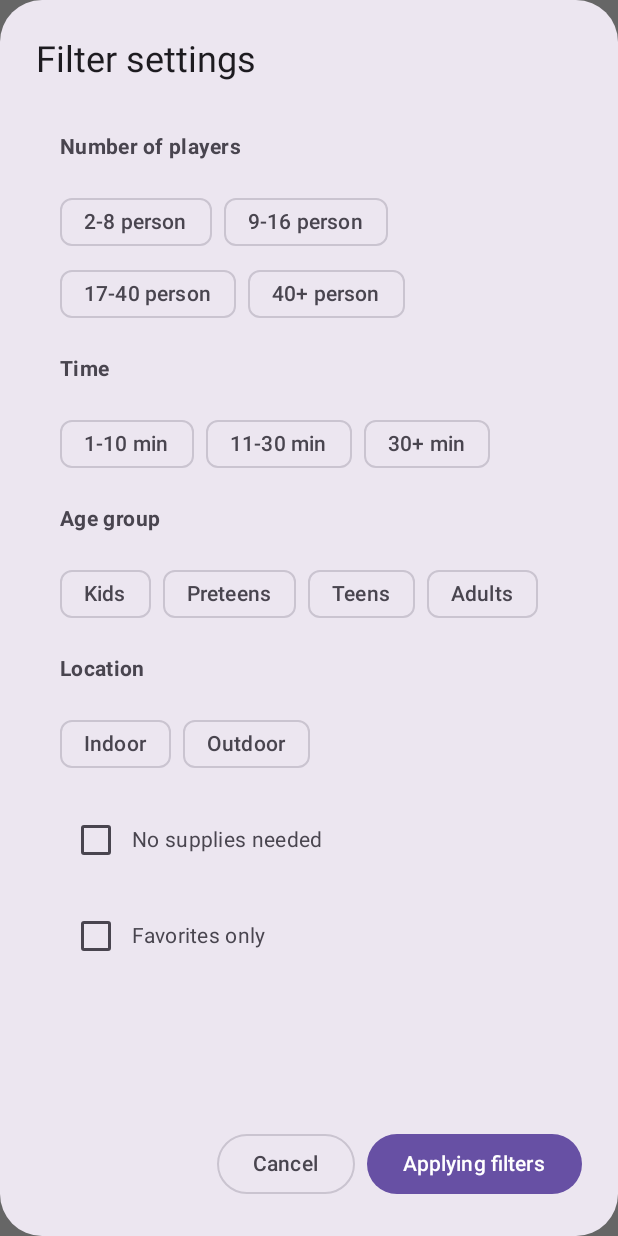
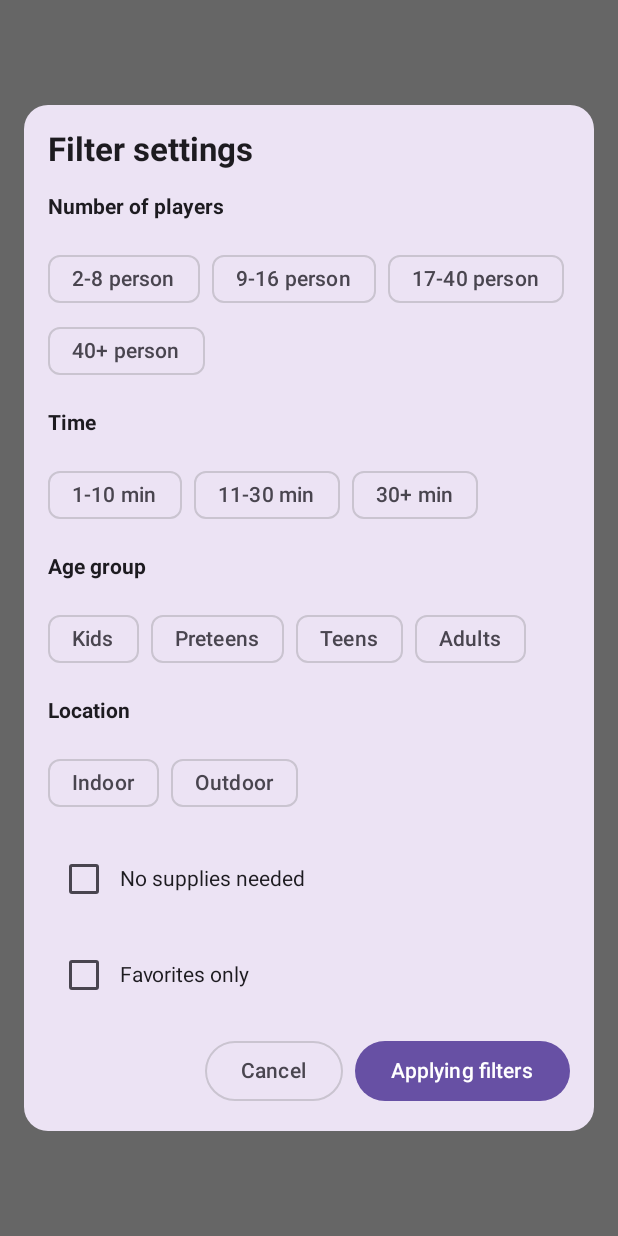
Before and after one commit to paleros/Playbook, an Android app built with Jetpack Compose: the @Preview function FilterDialogPreview, on a phone screen of 412 x 824 dp. Run offline under Robolectric (Android 15) with nearby library versions, the phone set to English and light mode, and no system bars; our stand-ins replace Compose Multiplatform resources.

Commit message:
Design javitasok

```diff
--- a/composeApp/src/commonMain/kotlin/com/peros/playbook/presentation/home/BottomBar.kt
+++ b/composeApp/src/commonMain/kotlin/com/peros/playbook/presentation/home/BottomBar.kt
@@ -85,12 +85,12 @@ fun BottomBar(
                 modifier = Modifier
                     .height(64.dp)
                     .width(64.dp),
-                containerColor = MaterialTheme.colorScheme.secondary
+                containerColor = MaterialTheme.colorScheme.tertiary
             ) {
                 Icon(
                     imageVector = Icons.Default.Extension,
                     contentDescription = "Random",
-                    tint = MaterialTheme.colorScheme.onSecondary,
+                    tint = MaterialTheme.colorScheme.onTertiary,
                     modifier = Modifier.height(40.dp).width(40.dp)
                 )
             }
--- a/composeApp/src/commonMain/kotlin/com/peros/playbook/presentation/home/MainScreen.kt
+++ b/composeApp/src/commonMain/kotlin/com/peros/playbook/presentation/home/MainScreen.kt
@@ -1,5 +1,6 @@
 package com.peros.playbook.presentation.home
 
+import androidx.compose.foundation.background
 import androidx.compose.foundation.layout.Row
 import androidx.compose.foundation.layout.fillMaxSize
 import androidx.compose.foundation.layout.height
@@ -134,6 +135,7 @@ fun MainScreen(
         }
     ) {
         Scaffold(
+            Modifier.background(MaterialTheme.colorScheme.background),
             topBar = {
                 TopBar (onMenuClick = {
                     scope.launch { drawerState.open() }
@@ -200,7 +202,6 @@ fun MainScreen(
     if (showAboutDialog) {
         AboutDialog(onDismiss = { showAboutDialog = false })
     }
-//TODO kereses
     //TODO szine a sotetmodban rosszak
 }
 
--- a/composeApp/src/commonMain/kotlin/com/peros/playbook/presentation/menu/FilterDialog.kt
+++ b/composeApp/src/commonMain/kotlin/com/peros/playbook/presentation/menu/FilterDialog.kt
@@ -5,9 +5,13 @@ import androidx.compose.foundation.layout.Column
 import androidx.compose.foundation.layout.ExperimentalLayoutApi
 import androidx.compose.foundation.layout.FlowRow
 import androidx.compose.foundation.layout.Row
+import androidx.compose.foundation.layout.Spacer
 import androidx.compose.foundation.layout.fillMaxSize
+import androidx.compose.foundation.layout.fillMaxWidth
 import androidx.compose.foundation.layout.padding
+import androidx.compose.foundation.layout.width
 import androidx.compose.foundation.rememberScrollState
+import androidx.compose.foundation.shape.RoundedCornerShape
 import androidx.compose.foundation.verticalScroll
 import androidx.compose.material3.AlertDialog
 import androidx.compose.material3.Button
@@ -16,6 +20,7 @@ import androidx.compose.material3.FilterChip
 import androidx.compose.material3.FilterChipDefaults
 import androidx.compose.material3.MaterialTheme
 import androidx.compose.material3.OutlinedButton
+import androidx.compose.material3.Surface
 import androidx.compose.material3.Text
 import androidx.compose.runtime.Composable
 import androidx.compose.runtime.getValue
@@ -26,6 +31,7 @@ import androidx.compose.ui.Alignment
 import androidx.compose.ui.Modifier
 import androidx.compose.ui.text.font.FontWeight
 import androidx.compose.ui.unit.dp
+import androidx.compose.ui.window.Dialog
 import com.peros.playbook.game.AGEGROUP
 import com.peros.playbook.game.LOCATION
 import com.peros.playbook.game.NUMBEROFPLAYERS
@@ -63,108 +69,87 @@ fun FilterDialog(
     var noSupplies by rememberSaveable { mutableStateOf(filterState.noSupplies) }
     var onlyFavorites by rememberSaveable { mutableStateOf(filterState.onlyFavorites) }
 
-    AlertDialog(
-        onDismissRequest = onDismiss,
-        title = { Text(stringResource(Res.string.filter_settings)) },
-        text = {
+    Dialog(onDismissRequest = onDismiss) {
+        Surface(
+            shape = RoundedCornerShape(16.dp),
+            color = MaterialTheme.colorScheme.surface,
+            tonalElevation = 8.dp,
+            modifier = Modifier
+                .fillMaxWidth()
+                .padding(16.dp)
+        ) {
             Column(
                 verticalArrangement = Arrangement.spacedBy(16.dp),
                 modifier = Modifier
-                    .fillMaxSize()
+                    .padding(16.dp)
                     .verticalScroll(rememberScrollState())
-                    .padding(16.dp)
             ) {
+                Text(stringResource(Res.string.filter_settings), style = MaterialTheme.typography.titleLarge, fontWeight = FontWeight.Bold)
+
                 Text(stringResource(Res.string.number_of_players), fontWeight = FontWeight.Bold)
                 FlowRow(horizontalArrangement = Arrangement.spacedBy(8.dp)) {
-                    listOf(NUMBEROFPLAYERS.SMALL,
-                        NUMBEROFPLAYERS.MEDIUM,
-                        NUMBEROFPLAYERS.LARGE,
-                        NUMBEROFPLAYERS.HUGE).forEach { option ->
+                    listOf(NUMBEROFPLAYERS.SMALL, NUMBEROFPLAYERS.MEDIUM, NUMBEROFPLAYERS.LARGE, NUMBEROFPLAYERS.HUGE).forEach { option ->
                         FilterChip(
                             selected = option in selectedPlayers,
-                            onClick = {
-                                selectedPlayers = if (option in selectedPlayers)
-                                    selectedPlayers - option else selectedPlayers + option
-                            },
+                            onClick = { selectedPlayers = if (option in selectedPlayers) selectedPlayers - option else selectedPlayers + option },
                             label = { Text(option.toDisplayString()) },
-                            colors = FilterChipDefaults.filterChipColors(
-                                selectedContainerColor = MaterialTheme.colorScheme.primary)
+                            colors = FilterChipDefaults.filterChipColors(selectedContainerColor = MaterialTheme.colorScheme.primary)
                         )
                     }
                 }
 
                 Text(stringResource(Res.string.time), fontWeight = FontWeight.Bold)
                 FlowRow(horizontalArrangement = Arrangement.spacedBy(8.dp)) {
-                    listOf(TIME.SHORT,
-                        TIME.MEDIUM,
-                        TIME.LONG).forEach { option ->
+                    listOf(TIME.SHORT, TIME.MEDIUM, TIME.LONG).forEach { option ->
                         FilterChip(
                             selected = option in selectedTime,
-                            onClick = {
-                                selectedTime = if (option in selectedTime)
-                                    selectedTime - option else selectedTime + option
-                            },
+                            onClick = { selectedTime = if (option in selectedTime) selectedTime - option else selectedTime + option },
                             label = { Text(option.toDisplayString()) },
-                            colors = FilterChipDefaults.filterChipColors(
-                                selectedContainerColor = MaterialTheme.colorScheme.primary)
+                            colors = FilterChipDefaults.filterChipColors(selectedContainerColor = MaterialTheme.colorScheme.primary)
                         )
                     }
                 }
 
                 Text(stringResource(Res.string.age_group), fontWeight = FontWeight.Bold)
                 FlowRow(horizontalArrangement = Arrangement.spacedBy(8.dp)) {
-                    listOf(AGEGROUP.KIDS,
-                        AGEGROUP.PRETEENS,
-                        AGEGROUP.TEENS,
-                        AGEGROUP.ADULTS).forEach { option ->
+                    listOf(AGEGROUP.KIDS, AGEGROUP.PRETEENS, AGEGROUP.TEENS, AGEGROUP.ADULTS).forEach { option ->
                         FilterChip(
                             selected = option in selectedAgeGroup,
-                            onClick = {
-                                selectedAgeGroup = if (option in selectedAgeGroup)
-                                    selectedAgeGroup - option else selectedAgeGroup + option
-                            },
+                            onClick = { selectedAgeGroup = if (option in selectedAgeGroup) selectedAgeGroup - option else selectedAgeGroup + option },
                             label = { Text(option.toDisplayString()) },
-                            colors = FilterChipDefaults.filterChipColors(
-                                selectedContainerColor = MaterialTheme.colorScheme.primary)
+                            colors = FilterChipDefaults.filterChipColors(selectedContainerColor = MaterialTheme.colorScheme.primary)
                         )
                     }
                 }
 
                 Text(stringResource(Res.string.location), fontWeight = FontWeight.Bold)
                 FlowRow(horizontalArrangement = Arrangement.spacedBy(8.dp)) {
-                    listOf(LOCATION.INDOOR,
-                        LOCATION.OUTDOOR).forEach { option ->
+                    listOf(LOCATION.INDOOR, LOCATION.OUTDOOR).forEach { option ->
                         FilterChip(
                             selected = option in selectedLocation,
-                            onClick = {
-                                selectedLocation = if (option in selectedLocation)
-                                    selectedLocation - option else selectedLocation + option
-                            },
+                            onClick = { selectedLocation = if (option in selectedLocation) selectedLocation - option else selectedLocation + option },
                             label = { Text(option.toDisplayString()) },
-                            colors = FilterChipDefaults.filterChipColors(
-                                selectedContainerColor = MaterialTheme.colorScheme.primary)
+                            colors = FilterChipDefaults.filterChipColors(selectedContainerColor = MaterialTheme.colorScheme.primary)
                         )
                     }
                 }
 
                 Row(verticalAlignment = Alignment.CenterVertically) {
-                    Checkbox(
-                        checked = noSupplies,
-                        onCheckedChange = { noSupplies = it }
-                    )
+                    Checkbox(checked = noSupplies, onCheckedChange = { noSupplies = it })
                     Text(stringResource(Res.string.no_supplies_needed))
                 }
 
                 Row(verticalAlignment = Alignment.CenterVertically) {
-                    Checkbox(
-                        checked = onlyFavorites,
-                        onCheckedChange = { onlyFavorites = it }
-                    )
+                    Checkbox(checked = onlyFavorites, onCheckedChange = { onlyFavorites = it })
                     Text(stringResource(Res.string.favorites_only))
                 }
-            }
-        },
-        confirmButton = {
+
+                Row(
+                    horizontalArrangement = Arrangement.End,
+                    modifier = Modifier.fillMaxWidth()
+                ) {
+                    OutlinedButton(onClick = onDismiss) { Text(stringResource(Res.string.cancel)) }
+                    Spacer(modifier = Modifier.width(8.dp))
                     Button(onClick = {
                         onApply(
                             FilterState(
@@ -180,13 +165,10 @@ fun FilterDialog(
                     }) {
                         Text(stringResource(Res.string.applying_filters))
                     }
-        },
-        dismissButton = {
-            OutlinedButton(onClick = onDismiss) {
-                Text(stringResource(Res.string.cancel))
                 }
             }
-    )
+        }
+    }
 }
 
 /**
--- a/composeApp/src/commonMain/kotlin/com/peros/playbook/presentation/ui/Chip.kt
+++ b/composeApp/src/commonMain/kotlin/com/peros/playbook/presentation/ui/Chip.kt
@@ -25,7 +25,7 @@ fun Chip(
     Box(
         modifier = Modifier
             .clip(RoundedCornerShape(50))
-            .background(backgroundColor.copy(alpha = 0.15f))
+            .background(backgroundColor.copy(alpha = 0.4f))
             .padding(horizontal = 12.dp, vertical = 6.dp),
         contentAlignment = Alignment.Center
     ) {
--- a/composeApp/src/commonMain/kotlin/com/peros/playbook/presentation/ui/FavoriteButton.kt
+++ b/composeApp/src/commonMain/kotlin/com/peros/playbook/presentation/ui/FavoriteButton.kt
@@ -5,8 +5,6 @@ import androidx.compose.runtime.*
 import androidx.compose.ui.Modifier
 import androidx.compose.ui.unit.dp
 import androidx.compose.foundation.layout.size
-import androidx.compose.ui.graphics.Color
-import com.peros.playbook.theme.BaseWhite
 import androidx.compose.material.icons.Icons
 import androidx.compose.material.icons.filled.Favorite
 import androidx.compose.material.icons.filled.FavoriteBorder
@@ -15,13 +13,11 @@ import androidx.compose.material3.Icon
 /**
  * Kedvenc gomb, amely megjeleniti, hogy egy elem kedvenc-e vagy sem.
  * @param isInitiallyFavorite Kezdeti allapot (kedvenc vagy sem).
- * @param defaultColor A gomb szine.
  * @param onFavoriteChange Callback, amely akkor hivodik meg, amikor a kedvenc allapot valtozik.
  */
 @Composable
 fun FavoriteButton(
     isInitiallyFavorite: Boolean = false,
-    defaultColor: Color = MaterialTheme.colorScheme.surface,
     onFavoriteChange: (Boolean) -> Unit = {}
 ) {
     var isFavorite by remember { mutableStateOf(isInitiallyFavorite) }
@@ -35,7 +31,6 @@ fun FavoriteButton(
         Icon(
             imageVector = if (isFavorite) Icons.Filled.Favorite else Icons.Filled.FavoriteBorder,
             contentDescription = null,
-            tint = defaultColor,
             modifier = Modifier.size(32.dp)
         )
     }
--- a/composeApp/src/commonMain/kotlin/com/peros/playbook/theme/Color.kt
+++ b/composeApp/src/commonMain/kotlin/com/peros/playbook/theme/Color.kt
@@ -6,7 +6,9 @@ import androidx.compose.ui.graphics.Color
  * A Color osztaly kiterjesztese, amely az alkalmazas szineit tartalmazza.
  */
 val BaseWhite = Color(0xFFFFFFFF)
-val BaseTextGray = Color(0xFF666666)
+
+val BaseBlack = Color(0xFF000000)
+val BaseTextGray = Color(0xFF4D4D4D)
 val BaseTextBlack = Color(0xFF000000)
 
 val AccentOrange = Color(0xFFFF8000)
@@ -18,6 +20,8 @@ val AppBlue = Color(0xFF336699)
 val AppGray = Color(0xFF999999)
 val AppYellow = Color(0xFFFFD633)
 
+val AppLightOrange = Color(0xFFFFE5CC)
+
 val AppDarkBlue = Color(0xFF254D73)
 val AppLightGreen = Color(0xFF5DAE82)
 val AppLightGray = Color(0xFFCCCCCC)
```
Also changed, not shown: composeApp/src/commonMain/kotlin/com/peros/playbook/presentation/game/GameDetails.kt (+1 -7 lines), composeApp/src/commonMain/kotlin/com/peros/playbook/presentation/home/TopBar.kt (+5 -3 lines), composeApp/src/commonMain/kotlin/com/peros/playbook/presentation/menu/AboutDialog.kt (+33 -18 lines), composeApp/src/commonMain/kotlin/com/peros/playbook/theme/Theme.kt (+7 -7 lines). Lines whose indentation alone changed are shown as unchanged.
